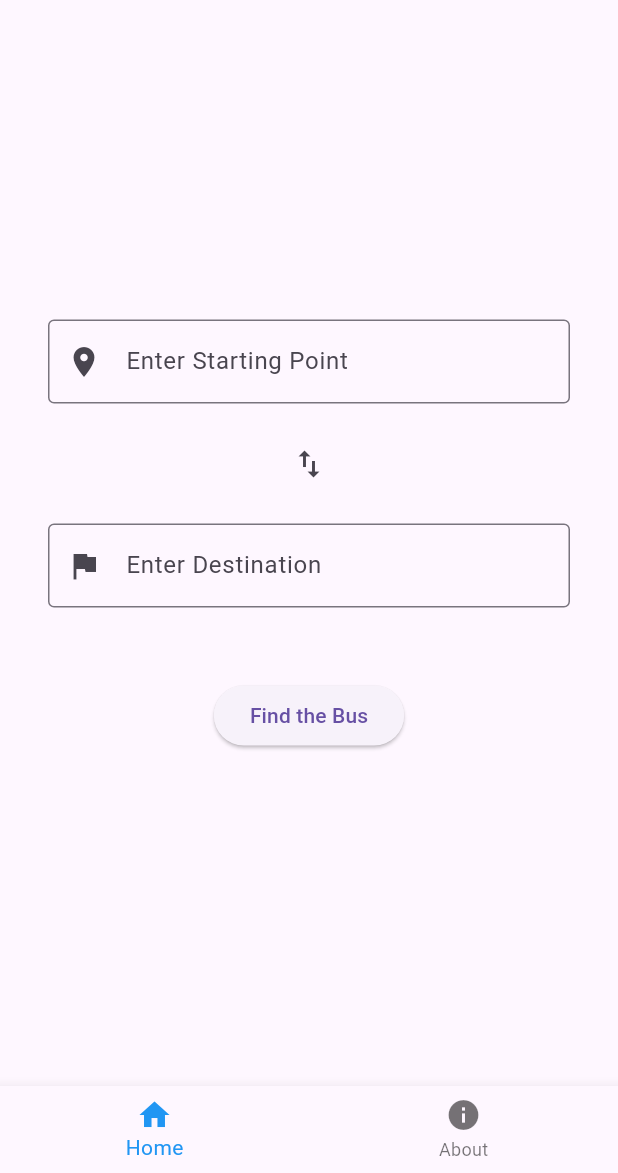
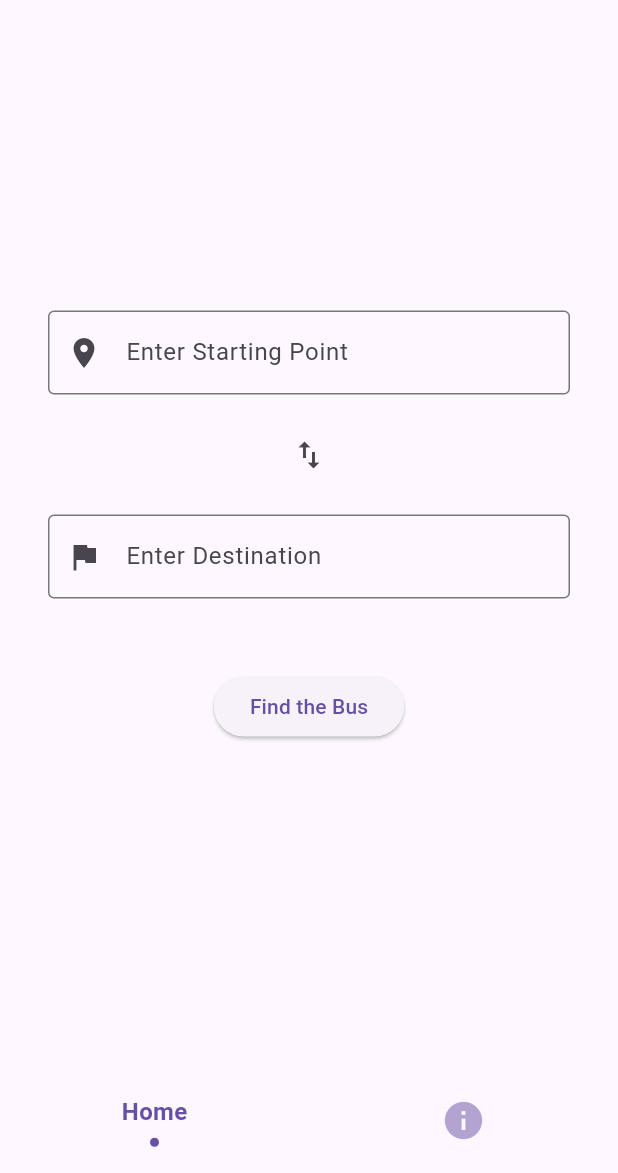
Before and after one commit to navaneethpp/Anavandi-Locator, a Flutter app: the screen it shows after launch, on a phone screen of 412 x 824 dp, the part 63-1236 px from its top. Run offline on Flutter 3.47's test engine with Material 3 defaults, Android fonts, the light colour scheme and no system bars; drawn by our look-alikes of sliding_clipped_nav_bar; our stand-ins replace cloud_firestore, firebase_core, flutter_map, geolocator, latlong2, loading_animation_widget; accounts and stored records are empty.

Commit message:
feat: Replace BottomNavigationBar with sliding_clipped_nav_bar in HomePage

```diff
--- a/anavandi_locator/lib/presentation/screens/about_page.dart
+++ b/anavandi_locator/lib/presentation/screens/about_page.dart
@@ -14,7 +14,7 @@ class AboutPage extends StatelessWidget {
             child: Image.asset('assets/logo.png', width: 300, height: 200),
           ),
         ),
-        const Center(child: Text('Version: 0.2.8.3 alpha')),
+        const Center(child: Text('Version: 0.2.8.4 alpha')),
       ],
     );
   }
--- a/anavandi_locator/lib/presentation/screens/home_page.dart
+++ b/anavandi_locator/lib/presentation/screens/home_page.dart
@@ -2,7 +2,8 @@ import 'package:flutter/material.dart';
 import 'package:anavandi_locator/presentation/screens/about_page.dart';
 import 'package:anavandi_locator/presentation/screens/home_content.dart';
 import 'package:anavandi_locator/presentation/screens/home/home_submit_handler.dart';
-import 'package:anavandi_locator/data/models/bus_route.dart'; // Import the model
+import 'package:anavandi_locator/data/models/bus_route.dart';
+import 'package:sliding_clipped_nav_bar/sliding_clipped_nav_bar.dart';
 
 class HomePage extends StatefulWidget {
   const HomePage({super.key});
@@ -72,6 +73,8 @@ class _HomePageState extends State<HomePage> {
         body: PageView(
           controller: _pageController,
           onPageChanged: _onPageChanged,
+          physics:
+              const NeverScrollableScrollPhysics(), // To disable swipe navigation of PageView
           children: <Widget>[
             HomeContent(
               key: _homeContentKey, // Assign the GlobalKey to HomeContent
@@ -90,14 +93,15 @@ class _HomePageState extends State<HomePage> {
             const AboutPage(),
           ],
         ),
-        bottomNavigationBar: BottomNavigationBar(
-          items: const <BottomNavigationBarItem>[
-            BottomNavigationBarItem(icon: Icon(Icons.home), label: 'Home'),
-            BottomNavigationBarItem(icon: Icon(Icons.info), label: 'About'),
+        bottomNavigationBar: SlidingClippedNavBar(
+          backgroundColor: Colors.transparent,
+          onButtonPressed: _onItemTapped,
+          activeColor: Theme.of(context).primaryColor,
+          selectedIndex: _selectedIndex,
+          barItems: <BarItem>[
+            BarItem(icon: Icons.home, title: 'Home'),
+            BarItem(icon: Icons.info, title: 'About'),
           ],
-          currentIndex: _selectedIndex,
-          selectedItemColor: Colors.blue,
-          onTap: _onItemTapped,
         ),
       ),
     );
--- a/anavandi_locator/pubspec.yaml
+++ b/anavandi_locator/pubspec.yaml
@@ -25,6 +25,7 @@ dependencies:
   firebase_auth: ^5.5.1
   open_route_service: ^1.2.7
   loading_animation_widget: ^1.3.0
+  sliding_clipped_nav_bar: ^3.1.1
 
 dev_dependencies:
   flutter_test:
```
Also changed, not shown: anavandi_locator/pubspec.lock.
